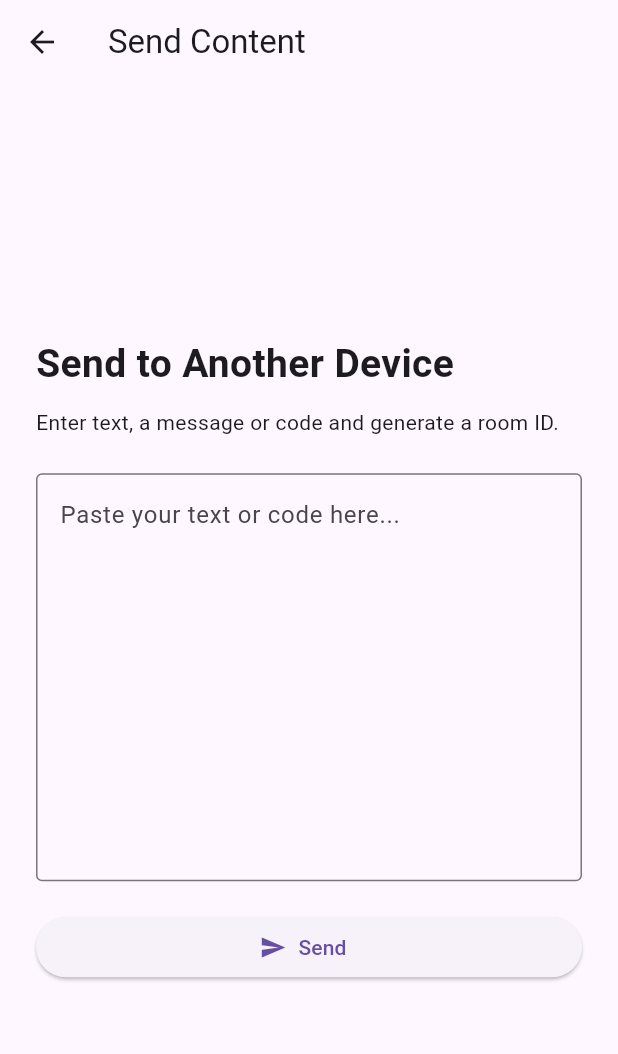
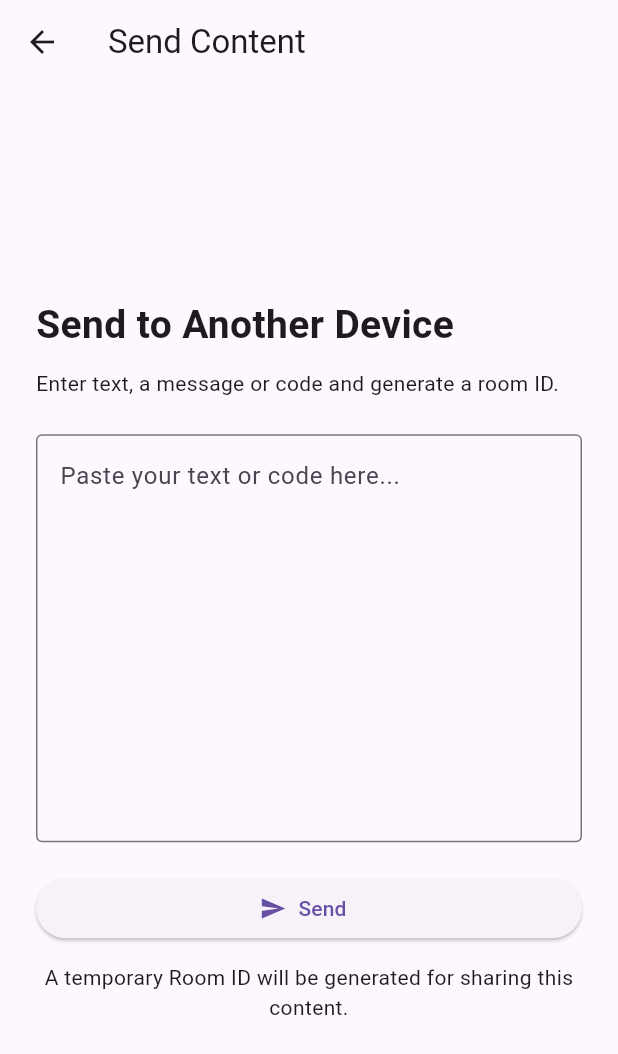
Before and after one commit to Pranay-suri/SyncClip, a Flutter app: the SendScreen screen opened by its route, on a phone screen of 412 x 824 dp. Shown: the top 1054 px of the screen. Run offline on Flutter 3.47's test engine with Material 3 defaults, Android fonts, the phone set to English and light mode, and no system bars.

Commit message:
Improve SyncClip Send Content screen

```diff
--- a/lib/screens/send_screen.dart
+++ b/lib/screens/send_screen.dart
@@ -84,7 +84,12 @@ class _SendScreenState extends State<SendScreen> {
                   icon: const Icon(Icons.send),
                   label: const Text('Send'),
                 ),
-
+                const SizedBox(height: 12),
+                const Text(
+                  'A temporary Room ID will be generated for sharing this content.',
+                  textAlign: TextAlign.center,
+                  style: TextStyle(fontSize: 14),
+                ),
                 if (roomId != null) ...[
                   const SizedBox(height: 30),
 
```
